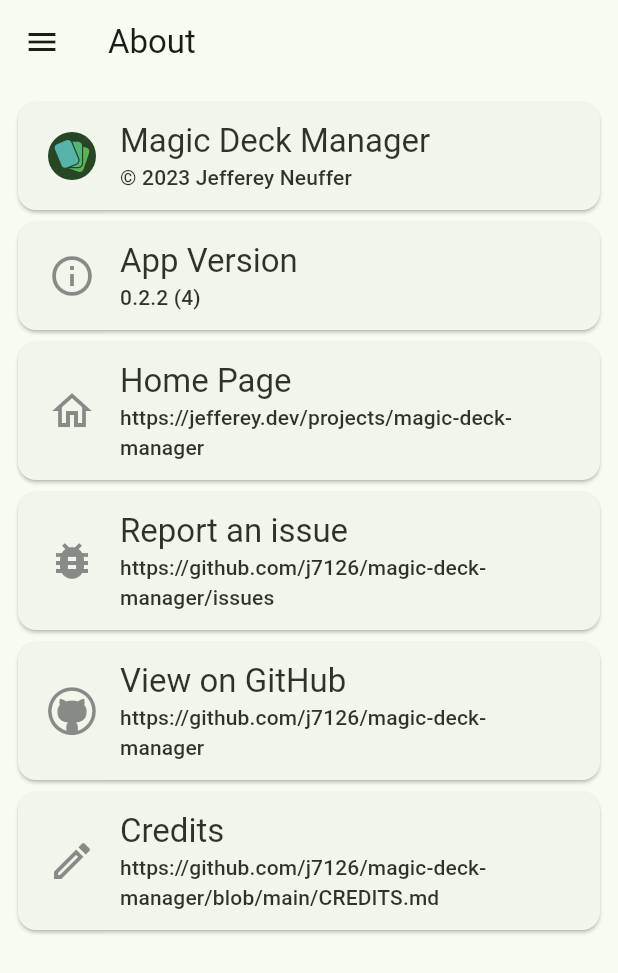
After one commit to j7126/magic-deck-manager, a Flutter app: the AboutPage screen opened directly, on a phone screen of 412 x 824 dp. The commit adds this screen. Shown: the top 973 px of the screen. Run offline on Flutter 3.47's test engine with Material 2 defaults, Android fonts, the phone set to English and light mode, and no system bars; our stand-ins replace flutter_svg, freezed_annotation, package_info_plus, shared_preferences, sqflite, sqflite_common_ffi; accounts and stored records are empty.

Commit message:
Add about page

```diff
--- a/lib/icons/custom_icons.dart
+++ b/lib/icons/custom_icons.dart
@@ -3,6 +3,22 @@
 /// This font was generated by FlutterIcon.com, which is derived from Fontello.
 ///
 // ignore_for_file: constant_identifier_names
+///
+/// To use this font, place it in your fonts/ directory and include the
+/// following in your pubspec.yaml
+///
+/// flutter:
+///   fonts:
+///    - family:  CustomIcons
+///      fonts:
+///       - asset: fonts/CustomIcons.ttf
+///
+///
+/// * Zocial, Copyright (C) 2012 by Sam Collins
+///         Author:    Sam Collins
+///         License:   MIT (http://opensource.org/licenses/mit-license.php)
+///         Homepage:  http://zocial.smcllns.com/
+///
 
 import 'package:flutter/widgets.dart';
 
@@ -16,4 +32,5 @@
   static const IconData cards_filled = IconData(0xe801, fontFamily: _kFontFam, fontPackage: _kFontPkg);
   static const IconData deck_outlined = IconData(0xe802, fontFamily: _kFontFam, fontPackage: _kFontPkg);
   static const IconData deck_filled = IconData(0xe803, fontFamily: _kFontFam, fontPackage: _kFontPkg);
+  static const IconData github_circled = IconData(0xe804, fontFamily: _kFontFam, fontPackage: _kFontPkg);
 }
--- a/lib/main.dart
+++ b/lib/main.dart
@@ -1,4 +1,5 @@
 import 'package:flutter/material.dart';
+import 'package:magic_deck_manager/pages/about_page.dart';
 import 'package:magic_deck_manager/pages/settings_page.dart';
 import 'package:magic_deck_manager/service/settings.dart';
 import 'package:magic_deck_manager/service/static_service.dart';
@@ -112,6 +113,12 @@
             settings: settings,
           );
         }
+        if (settings.name == "/about") {
+          return PageRouteBuilder(
+            pageBuilder: (_, __, ___) => ready ? const AboutPage() : loading,
+            settings: settings,
+          );
+        }
 
         return PageRouteBuilder(pageBuilder: (_, __, ___) => const ErrorPage());
       },
--- /dev/null
+++ b/lib/pages/about_page.dart
@@ -0,0 +1,283 @@
+import 'package:magic_deck_manager/icons/custom_icons.dart';
+import 'package:package_info_plus/package_info_plus.dart';
+import 'package:flutter/material.dart';
+import 'package:flutter_svg/flutter_svg.dart';
+import 'package:magic_deck_manager/widgets/nav.dart';
+import 'package:url_launcher/url_launcher.dart';
+
+class AboutPage extends StatefulWidget {
+  const AboutPage({super.key});
+
+  @override
+  State<AboutPage> createState() => _AboutPageState();
+}
+
+class _AboutPageState extends State<AboutPage> {
+  PackageInfo? packageInfo;
+
+  void setup() async {
+    packageInfo = await PackageInfo.fromPlatform();
+    setState(() {});
+  }
+
+  @override
+  void initState() {
+    setup();
+    super.initState();
+  }
+
+  @override
+  Widget build(BuildContext context) {
+    return Scaffold(
+      drawer: const NavMenu(),
+      appBar: AppBar(
+        scrolledUnderElevation: 4,
+        shadowColor: Theme.of(context).colorScheme.shadow,
+        title: const Text("About"),
+      ),
+      body: Padding(
+        padding: const EdgeInsets.all(8.0),
+        child: SizedBox(
+          width: double.infinity,
+          child: Column(
+            crossAxisAlignment: CrossAxisAlignment.center,
+            children: [
+              Card(
+                child: Padding(
+                  padding: const EdgeInsets.symmetric(horizontal: 20.0, vertical: 12.0),
+                  child: Row(
+                    children: [
+                      SvgPicture.asset(
+                        'assets/icon/logo.svg',
+                        height: 32,
+                      ),
+                      Expanded(
+                        child: Padding(
+                          padding: const EdgeInsets.symmetric(horizontal: 16.0),
+                          child: Opacity(
+                            opacity: 0.9,
+                            child: Column(
+                              crossAxisAlignment: CrossAxisAlignment.start,
+                              children: [
+                                Text(
+                                  'Magic Deck Manager',
+                                  style: Theme.of(context).textTheme.titleLarge,
+                                ),
+                                Text(
+                                  '© 2023 Jefferey Neuffer',
+                                  style: Theme.of(context).textTheme.titleSmall,
+                                ),
+                              ],
+                            ),
+                          ),
+                        ),
+                      ),
+                    ],
+                  ),
+                ),
+              ),
+              Card(
+                child: Padding(
+                  padding: const EdgeInsets.symmetric(horizontal: 20.0, vertical: 12.0),
+                  child: Row(
+                    children: [
+                      const Opacity(
+                        opacity: 0.5,
+                        child: Icon(
+                          Icons.info_outline,
+                          size: 32,
+                        ),
+                      ),
+                      Expanded(
+                        child: Padding(
+                          padding: const EdgeInsets.symmetric(horizontal: 16.0),
+                          child: Opacity(
+                            opacity: 0.9,
+                            child: Column(
+                              crossAxisAlignment: CrossAxisAlignment.start,
+                              children: [
+                                Text(
+                                  'App Version',
+                                  style: Theme.of(context).textTheme.titleLarge,
+                                ),
+                                Text(
+                                  '${packageInfo?.version ?? '-.-.-'} (${packageInfo?.buildNumber ?? ''})',
+                                  style: Theme.of(context).textTheme.titleSmall,
+                                ),
+                              ],
+                            ),
+                          ),
+                        ),
+                      ),
+                    ],
+                  ),
+                ),
+              ),
+              GestureDetector(
+                onTap: () => launchUrl(Uri.parse('https://j7126.dev/projects/magic-deck-manager')),
+                child: Card(
+                  child: Padding(
+                    padding: const EdgeInsets.symmetric(horizontal: 20.0, vertical: 12.0),
+                    child: Row(
+                      children: [
+                        const Opacity(
+                          opacity: 0.5,
+                          child: Icon(
+                            Icons.home_outlined,
+                            size: 32,
+                          ),
+                        ),
+                        Expanded(
+                          child: Padding(
+                            padding: const EdgeInsets.symmetric(horizontal: 16.0),
+                            child: Opacity(
+                              opacity: 0.9,
+                              child: Column(
+                                crossAxisAlignment: CrossAxisAlignment.start,
+                                children: [
+                                  Text(
+                                    'Home Page',
+                                    style: Theme.of(context).textTheme.titleLarge,
+                                  ),
+                                  Text(
+                                    'https://jefferey.dev/projects/magic-deck-manager',
+                                    style: Theme.of(context).textTheme.titleSmall,
+                                  ),
+                                ],
+                              ),
+                            ),
+                          ),
+                        ),
+                      ],
+                    ),
+                  ),
+                ),
+              ),
+              GestureDetector(
+                onTap: () => launchUrl(Uri.parse('https://github.com/j7126/magic-deck-manager/issues')),
+                child: Card(
+                  child: Padding(
+                    padding: const EdgeInsets.symmetric(horizontal: 20.0, vertical: 12.0),
+                    child: Row(
+                      children: [
+                        const Opacity(
+                          opacity: 0.5,
+                          child: Icon(
+                            Icons.bug_report,
+                            size: 32,
+                          ),
+                        ),
+                        Expanded(
+                          child: Padding(
+                            padding: const EdgeInsets.symmetric(horizontal: 16.0),
+                            child: Opacity(
+                              opacity: 0.9,
+                              child: Column(
+                                crossAxisAlignment: CrossAxisAlignment.start,
+                                children: [
+                                  Text(
+                                    'Report an issue',
+                                    style: Theme.of(context).textTheme.titleLarge,
+                                  ),
+                                  Text(
+                                    'https://github.com/j7126/magic-deck-manager/issues',
+                                    style: Theme.of(context).textTheme.titleSmall,
+                                  ),
+                                ],
+                              ),
+                            ),
+                          ),
+                        ),
+                      ],
+                    ),
+                  ),
+                ),
+              ),
+              GestureDetector(
+                onTap: () => launchUrl(Uri.parse('https://github.com/j7126/magic-deck-manager')),
+                child: Card(
+                  child: Padding(
+                    padding: const EdgeInsets.symmetric(horizontal: 20.0, vertical: 12.0),
+                    child: Row(
+                      children: [
+                        const Opacity(
+                          opacity: 0.5,
+                          child: Icon(
+                            CustomIcons.github_circled,
+                            size: 32,
+                          ),
+                        ),
+                        Expanded(
+                          child: Padding(
+                            padding: const EdgeInsets.symmetric(horizontal: 16.0),
+                            child: Opacity(
+                              opacity: 0.9,
+                              child: Column(
+                                crossAxisAlignment: CrossAxisAlignment.start,
+                                children: [
+                                  Text(
+                                    'View on GitHub',
+                                    style: Theme.of(context).textTheme.titleLarge,
+                                  ),
+                                  Text(
+                                    'https://github.com/j7126/magic-deck-manager',
+                                    style: Theme.of(context).textTheme.titleSmall,
+                                  ),
+                                ],
+                              ),
+                            ),
+                          ),
+                        ),
+                      ],
+                    ),
+                  ),
+                ),
+              ),
+              GestureDetector(
+                onTap: () => launchUrl(Uri.parse('https://github.com/j7126/magic-deck-manager/blob/main/CREDITS.md')),
+                child: Card(
+                  child: Padding(
+                    padding: const EdgeInsets.symmetric(horizontal: 20.0, vertical: 12.0),
+                    child: Row(
+                      mainAxisSize: MainAxisSize.max,
+                      children: [
+                        const Opacity(
+                          opacity: 0.5,
+                          child: Icon(
+                            Icons.edit_outlined,
+                            size: 32,
+                          ),
+                        ),
+                        Expanded(
+                          child: Padding(
+                            padding: const EdgeInsets.symmetric(horizontal: 16.0),
+                            child: Opacity(
+                              opacity: 0.9,
+                              child: Column(
+                                crossAxisAlignment: CrossAxisAlignment.start,
+                                children: [
+                                  Text(
+                                    'Credits',
+                                    style: Theme.of(context).textTheme.titleLarge,
+                                  ),
+                                  Text(
+                                    'https://github.com/j7126/magic-deck-manager/blob/main/CREDITS.md',
+                                    style: Theme.of(context).textTheme.titleSmall,
+                                  ),
+                                ],
+                              ),
+                            ),
+                          ),
+                        ),
+                      ],
+                    ),
+                  ),
+                ),
+              ),
+            ],
+          ),
+        ),
+      ),
+    );
+  }
+}
--- a/lib/widgets/nav.dart
+++ b/lib/widgets/nav.dart
@@ -39,6 +39,12 @@
       selectedIcon: Icons.settings,
       route: "/settings",
     ),
+    _Destination(
+      label: "About",
+      icon: Icons.info_outline,
+      selectedIcon: Icons.info,
+      route: "/about",
+    ),
   ];
 
   static List<String> get routes {
--- a/pubspec.yaml
+++ b/pubspec.yaml
@@ -21,6 +21,8 @@
   flutter_svg: ^2.0.7
   shared_preferences: ^2.2.0
   collection:
+  package_info_plus: ^4.2.0
+  url_launcher: ^6.1.14
 
 dev_dependencies:
   flutter_test:
@@ -41,6 +43,7 @@
     - data/SetList.json
     - data/AllPrintings.sqlite
     - assets/mana-icons/
+    - assets/icon/logo.svg
 
   fonts:
     - family:  CustomIcons
```
Also changed, not shown: fonts/CustomIcons.ttf, pubspec.lock, 5 other files.
